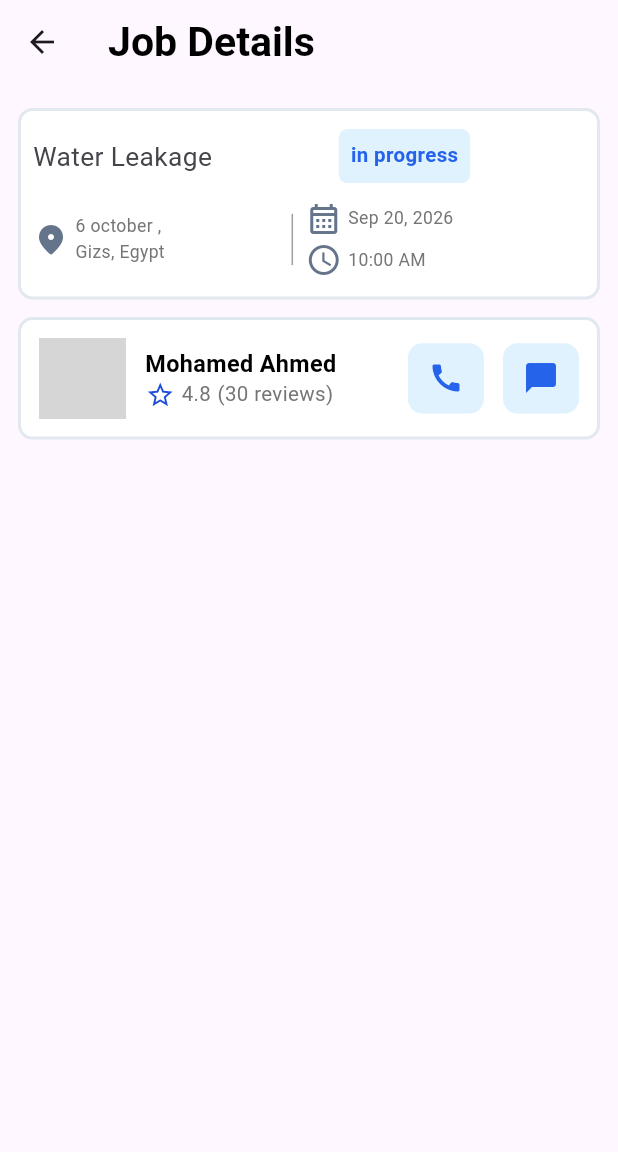
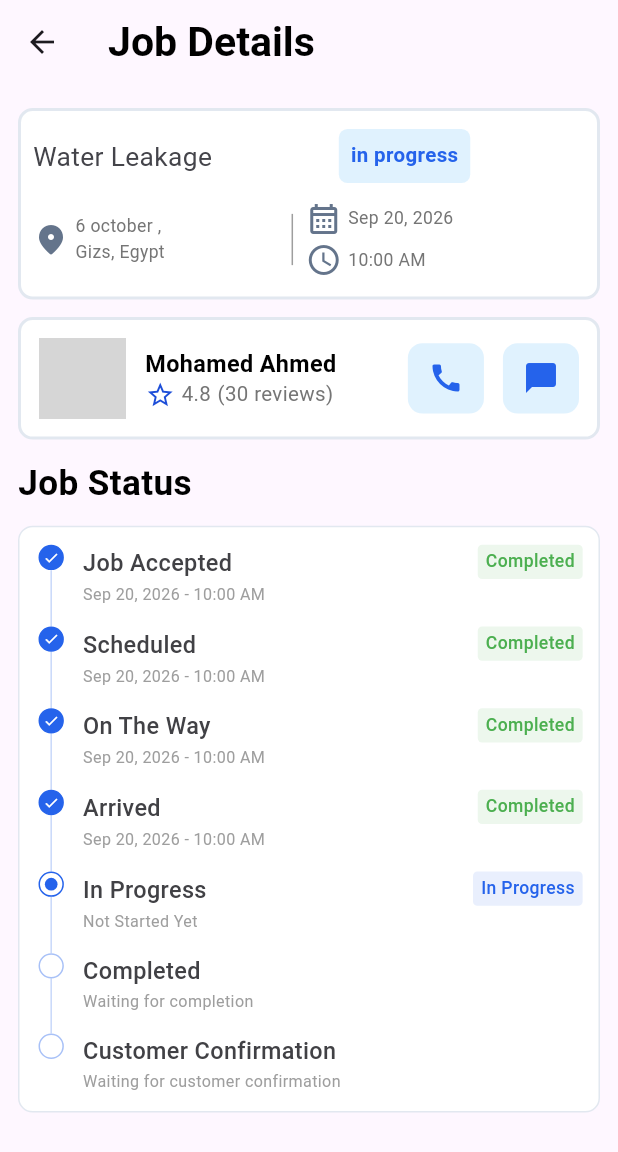
Before and after one commit to FAD-Community/Team-2--R1_P2, a Flutter app: the JobStatuesScreen screen opened by its route, on a phone screen of 412 x 824 dp. Shown: the top 1152 px of the screen. Run offline on Flutter 3.47's test engine with Material 3 defaults, Android fonts, the phone set to English and light mode, and no system bars; our stand-ins replace dio, flutter_screenutil, flutter_secure_storage, get_it, shared_preferences; accounts and stored records are empty; grey boxes are pictures that could not be loaded.

Commit message:
finish job timeline ui

```diff
--- a/lib/features/Job_statues/Presentation/widgets/Job_Statues_Screen_body.dart
+++ b/lib/features/Job_statues/Presentation/widgets/Job_Statues_Screen_body.dart
@@ -1,5 +1,9 @@
+import 'package:fix_now_team_2/Features/Job_statues/Presentation/widgets/Job_Status_Timeline.dart';
 import 'package:fix_now_team_2/Features/Job_statues/Presentation/widgets/information_container.dart';
 import 'package:fix_now_team_2/Features/Job_statues/Presentation/widgets/service_provider_container.dart';
+import 'package:fix_now_team_2/Features/Job_statues/data/Models/Job_Status_Model.dart';
+import 'package:fix_now_team_2/core/theme/app_text_styles.dart';
+import 'package:flutter/material.dart';
 import 'package:flutter/widgets.dart';
 import 'package:flutter_screenutil/flutter_screenutil.dart';
 
@@ -9,10 +13,19 @@ class JobStatuesScreenBody extends StatelessWidget {
   @override
   Widget build(BuildContext context) {
     return Column(
+      crossAxisAlignment: CrossAxisAlignment.start,
       children: [
         InformationContainer(),
         SizedBox(height: 12.h),
         ServiceProviderContinar(),
+        SizedBox(height: 12.h),
+        Text(
+          'Job Status',
+          style: AppTextStyle.font24MediumPrimary.copyWith(color: Colors.black),
+        ),
+        SizedBox(height: 12.h),
+
+        JobStatusTimeline(currentStatus: JobStatus.inProgress),
       ],
     );
   }
--- /dev/null
+++ b/lib/features/Job_statues/Presentation/widgets/Job_Status_Item.dart
@@ -0,0 +1,48 @@
+import 'package:fix_now_team_2/Features/Job_statues/Presentation/widgets/Status_Content.dart';
+import 'package:fix_now_team_2/Features/Job_statues/Presentation/widgets/Status_Indicator.dart';
+import 'package:fix_now_team_2/Features/Job_statues/data/Models/Job_Status_Model.dart';
+import 'package:flutter/material.dart';
+import 'package:flutter_screenutil/flutter_screenutil.dart';
+
+class JobStatusItem extends StatelessWidget {
+  final JobStatusModel status;
+  final bool isCompleted;
+  final bool isCurrent;
+  final bool isLast;
+
+  const JobStatusItem({
+    super.key,
+    required this.status,
+    required this.isCompleted,
+    required this.isCurrent,
+    required this.isLast,
+  });
+
+  @override
+  Widget build(BuildContext context) {
+    return IntrinsicHeight(
+      child: Row(
+        crossAxisAlignment: CrossAxisAlignment.stretch,
+        children: [
+          StatusIndicator(
+            isCompleted: isCompleted,
+            isCurrent: isCurrent,
+            isLast: isLast,
+          ),
+
+          SizedBox(width: 10.w),
+          Expanded(
+            child: Padding(
+              padding: EdgeInsets.only(bottom: isLast ? 0 : 14.h),
+              child: StatusContent(
+                status: status,
+                isCompleted: isCompleted,
+                isCurrent: isCurrent,
+              ),
+            ),
+          ),
+        ],
+      ),
+    );
+  }
+}
--- /dev/null
+++ b/lib/features/Job_statues/Presentation/widgets/Job_Status_Timeline.dart
@@ -0,0 +1,40 @@
+import 'package:fix_now_team_2/Features/Job_statues/Presentation/widgets/Job_Status_Item.dart';
+import 'package:fix_now_team_2/Features/Job_statues/data/Models/Job_Status_Model.dart';
+import 'package:fix_now_team_2/core/theme/app_colors.dart';
+import 'package:flutter/material.dart';
+import 'package:flutter_screenutil/flutter_screenutil.dart';
+
+class JobStatusTimeline extends StatelessWidget {
+  final JobStatus currentStatus;
+
+  const JobStatusTimeline({super.key, required this.currentStatus});
+
+  @override
+  Widget build(BuildContext context) {
+    final currentIndex = JobStatuses.all.indexWhere(
+      (status) => status.status == currentStatus,
+    );
+
+    return Container(
+      width: double.infinity,
+      padding: EdgeInsets.symmetric(horizontal: 10.w, vertical: 12.h),
+      decoration: BoxDecoration(
+        color: Colors.white,
+        borderRadius: BorderRadius.circular(10.r),
+        border: Border.all(color: AppColors.border, width: 1),
+      ),
+      child: Column(
+        children: List.generate(JobStatuses.all.length, (index) {
+          final status = JobStatuses.all[index];
+
+          return JobStatusItem(
+            status: status,
+            isCompleted: index < currentIndex,
+            isCurrent: index == currentIndex,
+            isLast: index == JobStatuses.all.length - 1,
+          );
+        }),
+      ),
+    );
+  }
+}
--- /dev/null
+++ b/lib/features/Job_statues/Presentation/widgets/Status_Content.dart
@@ -0,0 +1,52 @@
+import 'package:fix_now_team_2/Features/Job_statues/Presentation/widgets/Status_Label.dart';
+import 'package:fix_now_team_2/Features/Job_statues/data/Models/Job_Status_Model.dart';
+import 'package:fix_now_team_2/core/theme/app_colors.dart';
+import 'package:fix_now_team_2/core/theme/app_text_styles.dart';
+import 'package:flutter/material.dart';
+import 'package:flutter_screenutil/flutter_screenutil.dart';
+
+class StatusContent extends StatelessWidget {
+  final JobStatusModel status;
+  final bool isCompleted;
+  final bool isCurrent;
+
+  const StatusContent({
+    required this.status,
+    required this.isCompleted,
+    required this.isCurrent,
+  });
+
+  @override
+  Widget build(BuildContext context) {
+    return Column(
+      crossAxisAlignment: CrossAxisAlignment.start,
+      children: [
+        Row(
+          children: [
+            Expanded(
+              child: Text(
+                status.title,
+                style: AppTextStyle.font16MediumLabelGrey,
+              ),
+            ),
+
+            if (isCompleted)
+              StatusLabel(text: 'Completed', color: Colors.green),
+
+            if (isCurrent)
+              StatusLabel(text: 'In Progress', color: AppColors.primary),
+          ],
+        ),
+
+        if (status.subtitle != null) ...[
+          SizedBox(height: 3.h),
+
+          Text(
+            status.subtitle!,
+            style: TextStyle(fontSize: 11.sp, color: Colors.grey),
+          ),
+        ],
+      ],
+    );
+  }
+}
--- /dev/null
+++ b/lib/features/Job_statues/Presentation/widgets/Status_Indicator.dart
@@ -0,0 +1,63 @@
+import 'package:fix_now_team_2/core/theme/app_colors.dart';
+import 'package:flutter/material.dart';
+import 'package:flutter_screenutil/flutter_screenutil.dart';
+
+class StatusIndicator extends StatelessWidget {
+  final bool isCompleted;
+  final bool isCurrent;
+  final bool isLast;
+
+  const StatusIndicator({
+    super.key,
+    required this.isCompleted,
+    required this.isCurrent,
+    required this.isLast,
+  });
+
+  @override
+  Widget build(BuildContext context) {
+    return SizedBox(
+      width: 20.w,
+      child: Column(
+        children: [
+          Container(
+            width: 16.w,
+            height: 16.w,
+            decoration: BoxDecoration(
+              shape: BoxShape.circle,
+              color: isCompleted ? AppColors.primary : Colors.white,
+              border: Border.all(
+                color: isCompleted || isCurrent
+                    ? AppColors.primary
+                    : AppColors.primary.withOpacity(0.4),
+                width: 1,
+              ),
+            ),
+            child: isCompleted
+                ? Icon(Icons.check, size: 11.sp, color: Colors.white)
+                : isCurrent
+                ? Center(
+                    child: Container(
+                      width: 8.w,
+                      height: 8.w,
+                      decoration: BoxDecoration(
+                        shape: BoxShape.circle,
+                        color: AppColors.primary,
+                      ),
+                    ),
+                  )
+                : null,
+          ),
+
+          if (!isLast)
+            Expanded(
+              child: Container(
+                width: 1,
+                color: AppColors.primary.withOpacity(0.25),
+              ),
+            ),
+        ],
+      ),
+    );
+  }
+}
--- /dev/null
+++ b/lib/features/Job_statues/Presentation/widgets/Status_Label.dart
@@ -0,0 +1,28 @@
+import 'package:flutter/material.dart';
+import 'package:flutter_screenutil/flutter_screenutil.dart';
+
+class StatusLabel extends StatelessWidget {
+  final String text;
+  final Color color;
+
+  const StatusLabel({super.key, required this.text, required this.color});
+
+  @override
+  Widget build(BuildContext context) {
+    return Container(
+      padding: EdgeInsets.symmetric(horizontal: 5.w, vertical: 3.h),
+      decoration: BoxDecoration(
+        color: color.withOpacity(0.1),
+        borderRadius: BorderRadius.circular(3.r),
+      ),
+      child: Text(
+        text,
+        style: TextStyle(
+          fontSize: 12.sp,
+          color: color,
+          fontWeight: FontWeight.w500,
+        ),
+      ),
+    );
+  }
+}
--- /dev/null
+++ b/lib/features/Job_statues/data/Models/Job_Status_Model.dart
@@ -0,0 +1,61 @@
+enum JobStatus {
+  accepted,
+  scheduled,
+  onTheWay,
+  arrived,
+  inProgress,
+  completed,
+  customerConfirmation,
+}
+
+class JobStatusModel {
+  final JobStatus status;
+  final String title;
+  final String? subtitle;
+
+  const JobStatusModel({
+    required this.status,
+    required this.title,
+    this.subtitle,
+  });
+}
+
+class JobStatuses {
+  static const List<JobStatusModel> all = [
+    JobStatusModel(
+      status: JobStatus.accepted,
+      title: 'Job Accepted',
+      subtitle: 'Sep 20, 2026 - 10:00 AM',
+    ),
+    JobStatusModel(
+      status: JobStatus.scheduled,
+      title: 'Scheduled',
+      subtitle: 'Sep 20, 2026 - 10:00 AM',
+    ),
+    JobStatusModel(
+      status: JobStatus.onTheWay,
+      title: 'On The Way',
+      subtitle: 'Sep 20, 2026 - 10:00 AM',
+    ),
+    JobStatusModel(
+      status: JobStatus.arrived,
+      title: 'Arrived',
+      subtitle: 'Sep 20, 2026 - 10:00 AM',
+    ),
+    JobStatusModel(
+      status: JobStatus.inProgress,
+      title: 'In Progress',
+      subtitle: 'Not Started Yet',
+    ),
+    JobStatusModel(
+      status: JobStatus.completed,
+      title: 'Completed',
+      subtitle: 'Waiting for completion',
+    ),
+    JobStatusModel(
+      status: JobStatus.customerConfirmation,
+      title: 'Customer Confirmation',
+      subtitle: 'Waiting for customer confirmation',
+    ),
+  ];
+}
```
